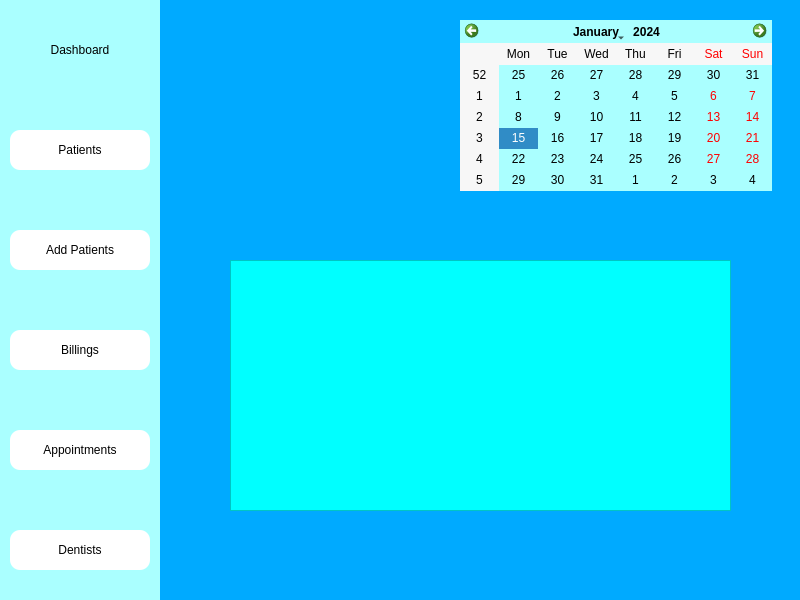
Above: main_window.ui from Fayadkhan8911/Medico-Desktop-App before the change. Below: the same form after it.
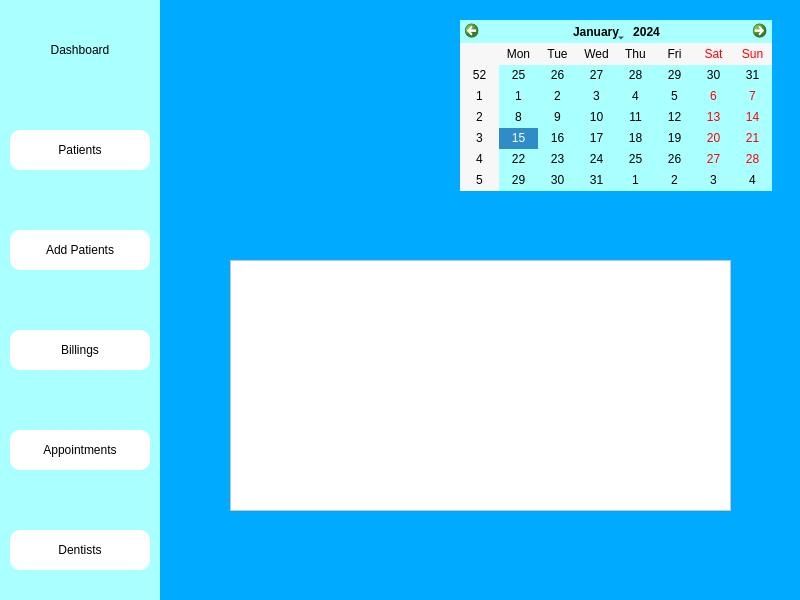
That is the form after the change. Icons and pictures are not drawn.

The edit to the form file:
```diff
--- a/main_window.ui
+++ b/main_window.ui
@@ -209,7 +209,8 @@
     </rect>
    </property>
    <property name="styleSheet">
-    <string notr="true">background-color: rgb(0, 255, 255);</string>
+    <string notr="true">background-color: rgb(0, 255, 255);
+background-color: rgb(255, 255, 255);</string>
    </property>
   </widget>
  </widget>
```
